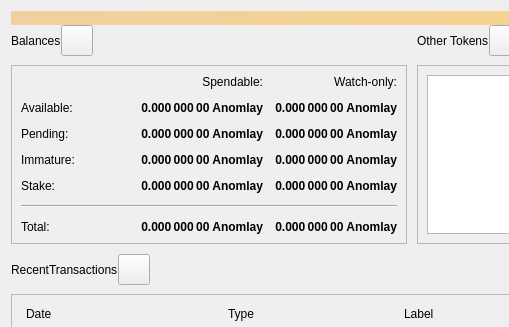
The window that src/qt/forms/overviewpage.ui (myticketcoin/anomaly) describes before a commit, drawn with Qt 5; both pictures show x 0 to 509 and y 0 to 327 of the 778 by 502 pixel window.
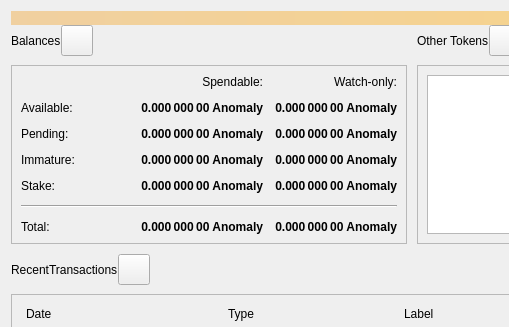
The same window after the commit. Icons and pictures are not drawn.

```diff
--- a/src/qt/forms/overviewpage.ui
+++ b/src/qt/forms/overviewpage.ui
@@ -145,7 +145,7 @@
              <string>Unconfirmed transactions to watch-only addresses</string>
             </property>
             <property name="text">
-             <string notr="true">0.000 000 00 Anomlay</string>
+             <string notr="true">0.000 000 00 Anomaly</string>
             </property>
             <property name="alignment">
              <set>Qt::AlignRight|Qt::AlignTrailing|Qt::AlignVCenter</set>
@@ -170,7 +170,7 @@
              <string>Total of transactions that have yet to be confirmed, and do not yet count toward the spendable balance</string>
             </property>
             <property name="text">
-             <string notr="true">0.000 000 00 Anomlay</string>
+             <string notr="true">0.000 000 00 Anomaly</string>
             </property>
             <property name="alignment">
              <set>Qt::AlignRight|Qt::AlignTrailing|Qt::AlignVCenter</set>
@@ -195,7 +195,7 @@
              <string>Mined balance that has not yet matured</string>
             </property>
             <property name="text">
-             <string notr="true">0.000 000 00 Anomlay</string>
+             <string notr="true">0.000 000 00 Anomaly</string>
             </property>
             <property name="alignment">
              <set>Qt::AlignRight|Qt::AlignTrailing|Qt::AlignVCenter</set>
@@ -244,7 +244,7 @@
              <string>Your current spendable balance</string>
             </property>
             <property name="text">
-             <string notr="true">0.000 000 00 Anomlay</string>
+             <string notr="true">0.000 000 00 Anomaly</string>
             </property>
             <property name="alignment">
              <set>Qt::AlignRight|Qt::AlignTrailing|Qt::AlignVCenter</set>
@@ -269,7 +269,7 @@
              <string>Your current balance in watch-only addresses</string>
             </property>
             <property name="text">
-             <string notr="true">0.000 000 00 Anomlay</string>
+             <string notr="true">0.000 000 00 Anomaly</string>
             </property>
             <property name="alignment">
              <set>Qt::AlignRight|Qt::AlignTrailing|Qt::AlignVCenter</set>
@@ -312,7 +312,7 @@
              </font>
             </property>
             <property name="text">
-             <string>0.000 000 00 Anomlay</string>
+             <string>0.000 000 00 Anomaly</string>
             </property>
             <property name="alignment">
              <set>Qt::AlignRight|Qt::AlignTrailing|Qt::AlignVCenter</set>
@@ -331,7 +331,7 @@
              </font>
             </property>
             <property name="text">
-             <string>0.000 000 00 Anomlay</string>
+             <string>0.000 000 00 Anomaly</string>
             </property>
             <property name="alignment">
              <set>Qt::AlignRight|Qt::AlignTrailing|Qt::AlignVCenter</set>
@@ -356,7 +356,7 @@
              <string>Mined balance in watch-only addresses that has not yet matured</string>
             </property>
             <property name="text">
-             <string notr="true">0.000 000 00 Anomlay</string>
+             <string notr="true">0.000 000 00 Anomaly</string>
             </property>
             <property name="alignment">
              <set>Qt::AlignRight|Qt::AlignTrailing|Qt::AlignVCenter</set>
@@ -381,7 +381,7 @@
              <string>Current total balance in watch-only addresses</string>
             </property>
             <property name="text">
-             <string notr="true">0.000 000 00 Anomlay</string>
+             <string notr="true">0.000 000 00 Anomaly</string>
             </property>
             <property name="alignment">
              <set>Qt::AlignRight|Qt::AlignTrailing|Qt::AlignVCenter</set>
@@ -419,7 +419,7 @@
              <string>Your current total balance</string>
             </property>
             <property name="text">
-             <string notr="true">0.000 000 00 Anomlay</string>
+             <string notr="true">0.000 000 00 Anomaly</string>
             </property>
             <property name="alignment">
              <set>Qt::AlignRight|Qt::AlignTrailing|Qt::AlignVCenter</set>
```
Left out of the diff: 6 changed lines with no effect on the pictures.
